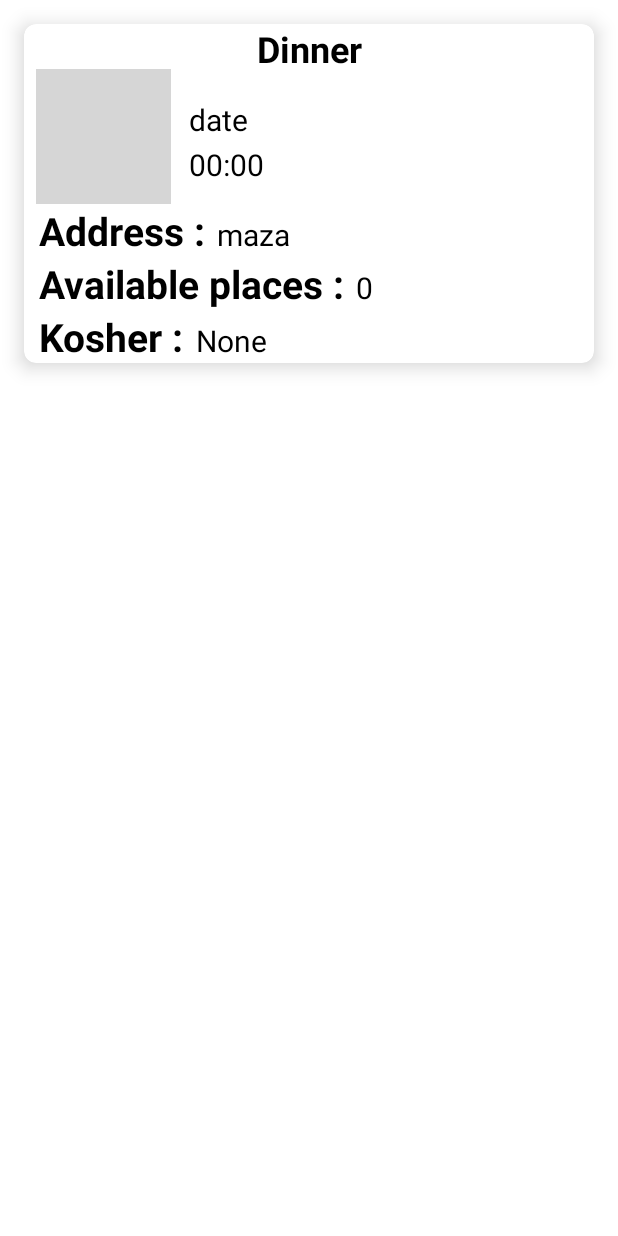
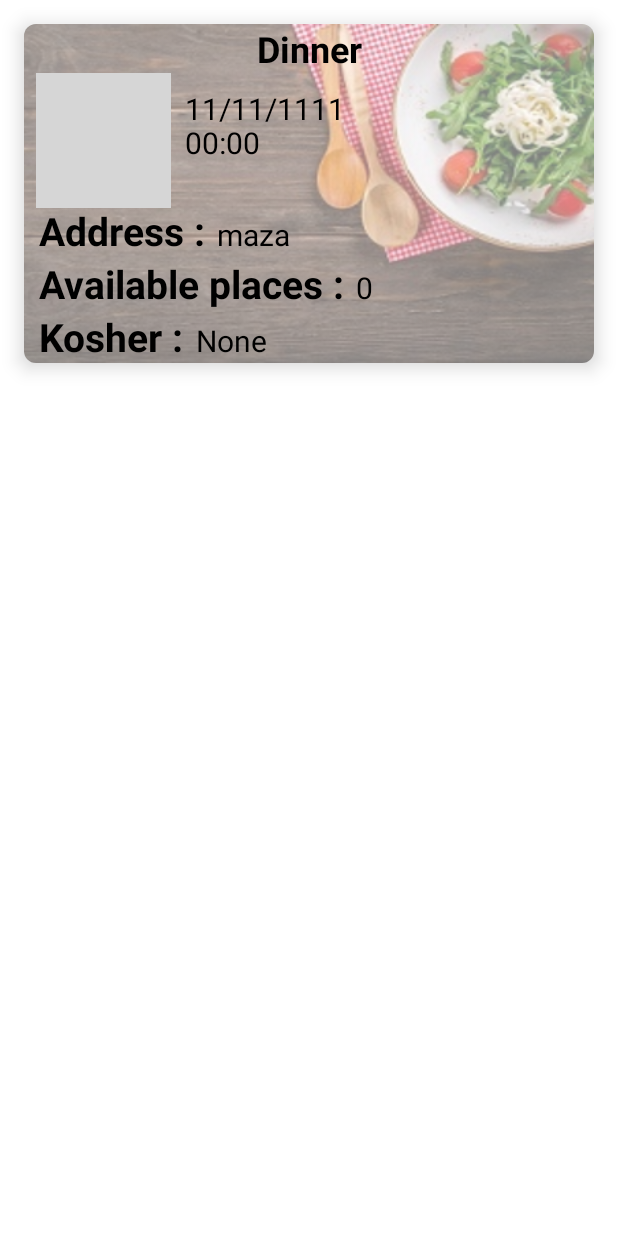
Before and after one commit to Segev955/FamilEat, an Android app: the layout dinner_view_host.xml on its own in the app's theme, with its tools: preview values and no code run, on a phone screen of 412 x 824 dp. Run offline under Robolectric (Android 15) with nearby library versions, the phone set to English and light mode, and no system bars; grey boxes are pictures that could not be loaded.

Commit message:
fix background, and scroll

```diff
--- /dev/null
+++ b/app/src/main/res/drawable/background_dinner.xml
@@ -0,0 +1,3 @@
+<?xml version="1.0" encoding="utf-8"?>
+<bitmap xmlns:android="http://schemas.android.com/apk/res/android"
+    android:src="@drawable/cardback" android:alpha="0.5"/>
--- a/app/src/main/res/layout/activity_submit_dinner.xml
+++ b/app/src/main/res/layout/activity_submit_dinner.xml
@@ -1,10 +1,17 @@
 <?xml version="1.0" encoding="utf-8"?>
+
+<ScrollView xmlns:android="http://schemas.android.com/apk/res/android"
+    android:layout_width="match_parent"
+    android:layout_height="match_parent"
+    android:background="@drawable/login_bg4"
+    android:alpha="0.9"
+    android:fillViewport="true">
+
     <RelativeLayout xmlns:android="http://schemas.android.com/apk/res/android"
         xmlns:app="http://schemas.android.com/apk/res-auto"
         xmlns:tools="http://schemas.android.com/tools"
         android:layout_width="match_parent"
         android:layout_height="match_parent"
-    android:background="@drawable/login_bg4"
         tools:context=".SubmitDinnerActivity">
 
         <TextView
@@ -230,3 +237,4 @@
 
 
     </RelativeLayout>
+</ScrollView>
--- a/app/src/main/res/layout/dinner_view_host.xml
+++ b/app/src/main/res/layout/dinner_view_host.xml
@@ -8,6 +8,19 @@
     app:cardElevation="8dp"
     app:cardCornerRadius="8dp"
     android:layout_margin="16dp">
+
+    <RelativeLayout
+        android:layout_width="wrap_content"
+        android:layout_height="wrap_content"
+        android:background="@drawable/background_dinner">
+
+        <ImageView
+            android:id="@+id/dinnerImage"
+            android:layout_width="90dp"
+            android:layout_height="90dp"
+            android:layout_marginLeft="8dp"
+            android:layout_below="@id/tvTitle"
+            tools:srcCompat="@tools:sample/avatars" />
 
         <TextView
             android:id="@+id/tvTitle"
@@ -23,9 +36,9 @@
             android:id="@+id/tvDate"
             android:layout_width="match_parent"
             android:layout_height="wrap_content"
-        android:layout_marginLeft="110dp"
-        android:layout_marginTop="50dp"
-        android:text="date"
+            android:layout_marginLeft="215dp"
+            android:layout_marginTop="10dp"
+            android:text="11/11/1111"
             android:layout_below="@id/tvTitle"
             android:layout_centerHorizontal="true"
             android:textColor="@color/black"
@@ -35,8 +48,8 @@
             android:layout_width="wrap_content"
             android:layout_height="wrap_content"
             android:text="00:00"
-        android:layout_marginLeft="110dp"
-        android:layout_marginTop="80dp"
+            android:layout_marginLeft="107dp"
+            android:layout_marginTop="65dp"
             android:textColor="@color/black"
             android:textSize="20sp" />
         <LinearLayout
@@ -130,14 +143,7 @@
 
         </LinearLayout>
 
-    <ImageView
-        android:id="@+id/dinnerImage"
-        android:layout_width="90dp"
-        android:layout_height="90dp"
-        android:layout_marginLeft="8dp"
-        android:layout_below="@id/tvTitle"
-        android:layout_marginTop="30dp"
-        tools:srcCompat="@tools:sample/avatars" />
 
 
+    </RelativeLayout>
 </androidx.cardview.widget.CardView>
```
Also changed, not shown: app/src/main/res/drawable-v24/cardback.jpg (added), app/src/main/res/drawable-v24/login_bg2.jpg (deleted), app/src/main/res/drawable-v24/login_bg4.jpg, app/src/main/res/layout/activity_chat.xml (line endings or trailing spaces). Lines whose indentation alone changed are shown as unchanged.
